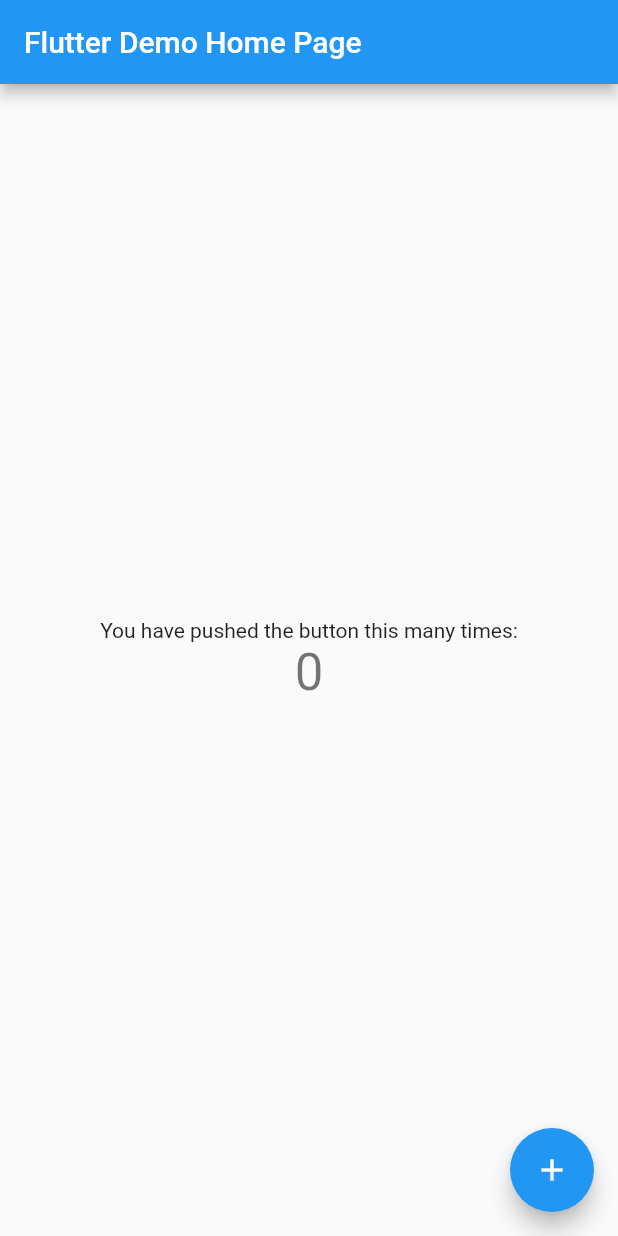
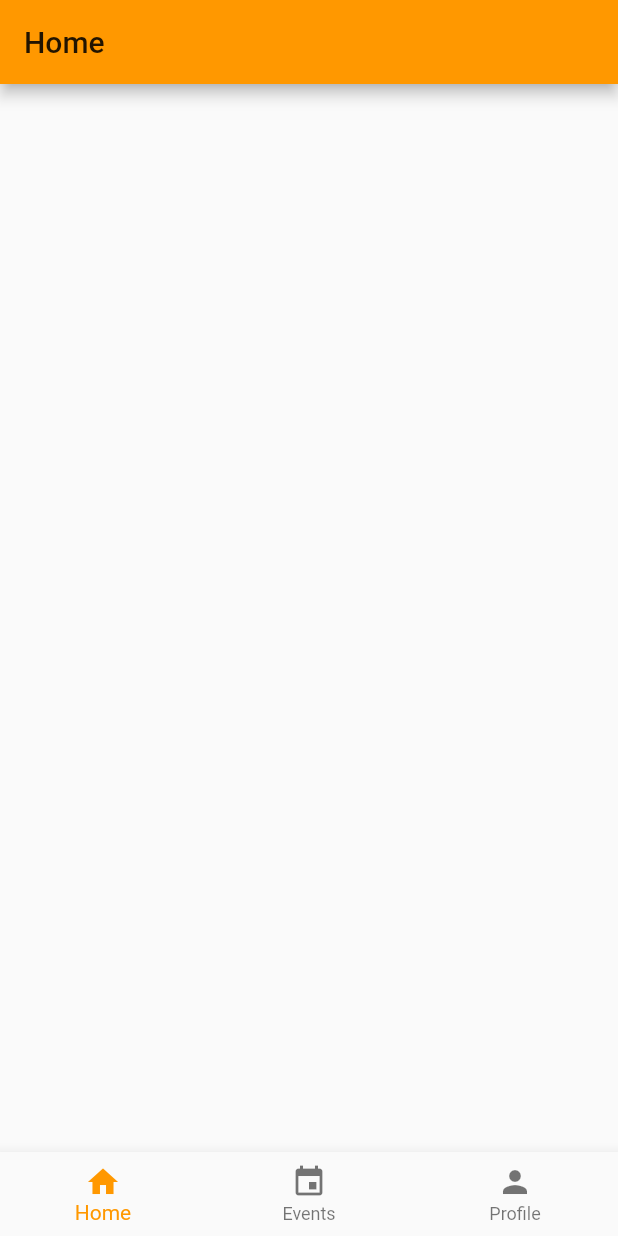
Before and after one commit to firebasejp/old-app, a Flutter app: the screen it shows after launch, on a phone screen of 412 x 824 dp. Run offline on Flutter 3.47's test engine with Material 2 defaults, Android fonts, the phone set to English and light mode, and no system bars; our stand-ins replace rxdart.

```diff
--- /dev/null
+++ b/lib/core/model/user.dart
@@ -0,0 +1,5 @@
+import 'dart:async';
+
+class AuthenticationService {
+  // TODO(k2wanko): Implement
+}
--- /dev/null
+++ b/lib/core/viewmodel/bottom_navigation.dart
@@ -0,0 +1,21 @@
+import 'package:rxdart/rxdart.dart';
+
+import 'package:flutter/material.dart';
+import 'package:provider/provider.dart';
+
+class BottomNavigation with ChangeNotifier {
+  final _selectedIndexController = new BehaviorSubject<int>.seeded(0);
+
+  Stream<int> get currentIndex => _selectedIndexController.stream;
+  setSelectedIndex(int index) => _selectedIndexController.add(index);
+
+  BottomNavigation() {
+    _selectedIndexController.stream.listen((_) => notifyListeners());
+  }
+
+  @override
+  void dispose() async {
+    await _selectedIndexController.close();
+    super.dispose();
+  }
+}
--- a/lib/main.dart
+++ b/lib/main.dart
@@ -1,111 +1,81 @@
 import 'package:flutter/material.dart';
+import 'package:provider/provider.dart';
+import 'package:app/ui/router.dart';
+import 'package:app/ui/views/home_view.dart';
+import 'package:app/core/viewmodel/bottom_navigation.dart';
+import 'package:app/ui/views/events_view.dart';
+import 'package:app/ui/views/profile_view.dart';
 
-void main() => runApp(MyApp());
+void main() {
+  Provider.debugCheckInvalidValueType = null;
+  runApp(App());
+}
 
-class MyApp extends StatelessWidget {
-  // This widget is the root of your application.
+enum MainView { home, events, profile }
+
+Map<MainView, Widget> _mainViews = {
+  MainView.home: new HomeView(),
+  MainView.events: new EventsView(),
+  MainView.profile: new ProfileView(),
+};
+
+var _mainViewList = <Widget>[
+  _mainViews[MainView.home],
+  _mainViews[MainView.events],
+  _mainViews[MainView.profile],
+];
+
+Widget _navigationView(BuildContext context, {MainView force}) {
+  final bottomNavigation = Provider.of<BottomNavigation>(context);
+  if (force != null) {
+    bottomNavigation.setSelectedIndex(_mainViewList.indexOf(_mainViews[force]));
+  }
+  return StreamBuilder<int>(
+    stream: bottomNavigation.currentIndex,
+    builder: (context, snap) => Scaffold(
+      body: _mainViewList[snap.data],
+      bottomNavigationBar: BottomNavigationBar(
+        items: const <BottomNavigationBarItem>[
+          BottomNavigationBarItem(
+            icon: Icon(Icons.home),
+            title: Text('Home'),
+          ),
+          BottomNavigationBarItem(
+            icon: Icon(Icons.event),
+            title: Text('Events'),
+          ),
+          BottomNavigationBarItem(
+            icon: Icon(Icons.person),
+            title: Text('Profile'),
+          ),
+        ],
+        currentIndex: snap.data,
+        onTap: bottomNavigation.setSelectedIndex,
+      ),
+    ),
+  );
+}
+
+class App extends StatelessWidget {
   @override
   Widget build(BuildContext context) {
-    return MaterialApp(
-      title: 'Flutter Demo',
-      theme: ThemeData(
-        // This is the theme of your application.
-        //
-        // Try running your application with "flutter run". You'll see the
-        // application has a blue toolbar. Then, without quitting the app, try
-        // changing the primarySwatch below to Colors.green and then invoke
-        // "hot reload" (press "r" in the console where you ran "flutter run",
-        // or simply save your changes to "hot reload" in a Flutter IDE).
-        // Notice that the counter didn't reset back to zero; the application
-        // is not restarted.
-        primarySwatch: Colors.blue,
+    return MultiProvider(
+      providers: [
+        Provider<BottomNavigation>.value(value: new BottomNavigation()),
+      ],
+      child: MaterialApp(
+        title: 'FJUG',
+        theme: ThemeData(primarySwatch: Colors.orange),
+        routes: {'/': (context) => _navigationView(context)},
+        onGenerateRoute: Router.generateRouter,
+        onUnknownRoute: (settings) => MaterialPageRoute(
+          builder: (_) => Scaffold(
+            body: Center(
+              child: Text('No route defined for ${settings.name}'),
+            ),
+          ),
+        ),
       ),
-      home: MyHomePage(title: 'Flutter Demo Home Page'),
     );
   }
 }
-
-class MyHomePage extends StatefulWidget {
-  MyHomePage({Key key, this.title}) : super(key: key);
-
-  // This widget is the home page of your application. It is stateful, meaning
-  // that it has a State object (defined below) that contains fields that affect
-  // how it looks.
-
-  // This class is the configuration for the state. It holds the values (in this
-  // case the title) provided by the parent (in this case the App widget) and
-  // used by the build method of the State. Fields in a Widget subclass are
-  // always marked "final".
-
-  final String title;
-
-  @override
-  _MyHomePageState createState() => _MyHomePageState();
-}
-
-class _MyHomePageState extends State<MyHomePage> {
-  int _counter = 0;
-
-  void _incrementCounter() {
-    setState(() {
-      // This call to setState tells the Flutter framework that something has
-      // changed in this State, which causes it to rerun the build method below
-      // so that the display can reflect the updated values. If we changed
-      // _counter without calling setState(), then the build method would not be
-      // called again, and so nothing would appear to happen.
-      _counter++;
-    });
-  }
-
-  @override
-  Widget build(BuildContext context) {
-    // This method is rerun every time setState is called, for instance as done
-    // by the _incrementCounter method above.
-    //
-    // The Flutter framework has been optimized to make rerunning build methods
-    // fast, so that you can just rebuild anything that needs updating rather
-    // than having to individually change instances of widgets.
-    return Scaffold(
-      appBar: AppBar(
-        // Here we take the value from the MyHomePage object that was created by
-        // the App.build method, and use it to set our appbar title.
-        title: Text(widget.title),
-      ),
-      body: Center(
-        // Center is a layout widget. It takes a single child and positions it
-        // in the middle of the parent.
-        child: Column(
-          // Column is also layout widget. It takes a list of children and
-          // arranges them vertically. By default, it sizes itself to fit its
-          // children horizontally, and tries to be as tall as its parent.
-          //
-          // Invoke "debug painting" (press "p" in the console, choose the
-          // "Toggle Debug Paint" action from the Flutter Inspector in Android
-          // Studio, or the "Toggle Debug Paint" command in Visual Studio Code)
-          // to see the wireframe for each widget.
-          //
-          // Column has various properties to control how it sizes itself and
-          // how it positions its children. Here we use mainAxisAlignment to
-          // center the children vertically; the main axis here is the vertical
-          // axis because Columns are vertical (the cross axis would be
-          // horizontal).
-          mainAxisAlignment: MainAxisAlignment.center,
-          children: <Widget>[
-            Text(
-              'You have pushed the button this many times:',
-            ),
-            Text(
-              '$_counter',
-              style: Theme.of(context).textTheme.display1,
-            ),
-          ],
-        ),
-      ),
-      floatingActionButton: FloatingActionButton(
-        onPressed: _incrementCounter,
-        tooltip: 'Increment',
-        child: Icon(Icons.add),
-      ), // This trailing comma makes auto-formatting nicer for build methods.
-    );
-  }
-}
--- /dev/null
+++ b/lib/ui/router.dart
@@ -0,0 +1,13 @@
+import 'package:flutter/material.dart';
+
+
+class Router {
+  static Route<dynamic> generateRouter(RouteSettings settings) {
+    switch (settings.name) {
+      case '/events':
+        return null;
+      default:
+        return null;
+    }
+  }
+}
--- /dev/null
+++ b/lib/ui/views/home_view.dart
@@ -0,0 +1,12 @@
+import 'package:flutter/material.dart';
+
+class HomeView extends StatelessWidget {
+  @override
+  Widget build(BuildContext context) {
+    return new Scaffold(
+      appBar: new AppBar(
+        title: new Text('Home'),
+      ),
+    );
+  }
+}
--- a/pubspec.yaml
+++ b/pubspec.yaml
@@ -19,6 +19,8 @@ environment:
 dependencies:
   flutter:
     sdk: flutter
+  rxdart: ^0.22.0
+  provider: ^3.0.0+1
 
   # The following adds the Cupertino Icons font to your application.
   # Use with the CupertinoIcons class for iOS style icons.
```
Also changed, not shown: lib/ui/views/events_view.dart (added, +12 -0 lines), lib/ui/views/profile_view.dart (added, +12 -0 lines), lib/core/services/authentication_service.dart (added), pubspec.lock, 1 other file.
